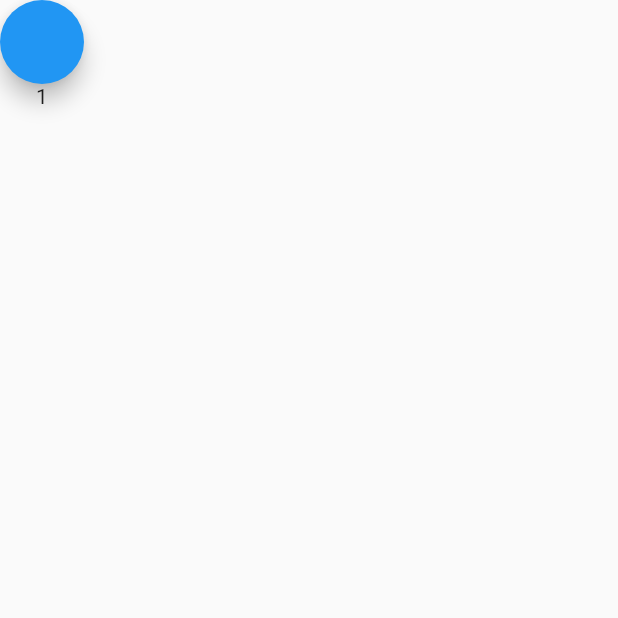
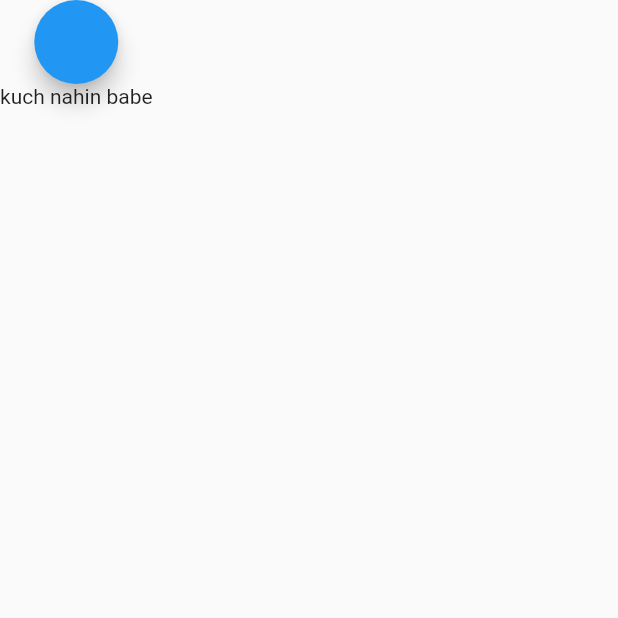
Before and after one commit to hashirawan01/weatherapp, a Flutter app: the screen it shows after launch, after a tap on the "home" icon, on a phone screen of 412 x 824 dp, the top half of it. Run offline on Flutter 3.47's test engine with Material 2 defaults, Android fonts, the phone set to English and light mode, and no system bars; network calls fail.

```diff
--- a/lib/Activities/home.dart
+++ b/lib/Activities/home.dart
@@ -12,20 +12,10 @@ class Home extends StatefulWidget {
 }
 
 class _HomeState extends State<Home> {
-  getData() async{
-    Uri url=Uri.parse("https://api.openweathermap.org/data/2.5/weather?lat=44.34&lon=10.99&appid=981719515a4bd2e4d4feb88a720a8774");
-    Response response=await get(url);
-    if (response.statusCode == 200) {
-      Map<String, dynamic> data = json.decode(response.body); // Decode JSON
-      print(data);
-    } else {
-      print("Request failed with status: ${response.statusCode}");
-    }
-  }
+
   int conter=1;
   @override
   void initState() {
-    getData();
     super.initState();
   }
   @override
@@ -38,10 +28,8 @@ class _HomeState extends State<Home> {
     return Scaffold(
       body:Column(
         children: [
-          FloatingActionButton(onPressed: ()=>setState(() {
-            conter+=1;
-          })),
-          Text("$conter"),
+          FloatingActionButton(onPressed: null),
+          Text("kuch nahin babe"),
         ],
       )
     );
--- a/lib/Activities/loading.dart
+++ b/lib/Activities/loading.dart
@@ -1,4 +1,5 @@
 import 'package:flutter/material.dart';
+import 'package:weatherapp/Model/model.dart';
 
 class Loading extends StatefulWidget {
   const Loading({Key? key}) : super(key: key);
@@ -8,6 +9,16 @@ class Loading extends StatefulWidget {
 }
 
 class _LoadingState extends State<Loading> {
+  void startApp()async{
+    Model model=Model(getlat: 44.34, getlang: 10.99);
+   await model.getData();
+    print(model.air_speed);
+  }
+  @override
+  void initState() {
+    startApp();
+    super.initState();
+  }
   @override
   Widget build(BuildContext context) {
     return Scaffold(
--- /dev/null
+++ b/lib/Model/model.dart
@@ -0,0 +1,55 @@
+import 'dart:convert';
+
+import 'package:http/http.dart';
+
+class Model{
+  late double getlat;
+  late double getlang;
+  Model({required this.getlat,required this.getlang}){
+    getlat=this.getlat;
+    getlang=this.getlang;
+
+  }
+  late String temp;
+  late String humidity;
+  late String air_speed;
+  late String description;
+  late String mainDescription;
+
+
+
+
+  Future <void>getData() async{
+    Uri url=Uri.parse("https://api.openweathermap.org/data/2.5/weather?lat=$getlat&lon=$getlang&appid=981719515a4bd2e4d4feb88a720a8774");
+    Response response=await get(url);
+    if (response.statusCode == 200) {
+      Map<String, dynamic> data = json.decode(response.body);
+      //getting data from different apis variables
+      Map temp_data=data['main'];
+      String gethumiidty=temp_data['humidity'].toString();
+      double gettemp=temp_data['temp'];
+
+
+      Map wind=data['wind'];
+      double getair_speed=wind['speed'];
+
+
+
+      List weather_data=data['weather'];
+      Map weather_main_data =weather_data[0];
+      String getmain_desc=weather_main_data['main'];
+      String getdesc=weather_main_data['description'];
+
+    //assigning values
+      temp=gettemp.toString();
+      humidity=gethumiidty;
+      air_speed=getair_speed.toString();
+      mainDescription=getmain_desc.toString();
+      description=getdesc.toString();
+
+
+    } else {
+      print("Request failed with status: ${response.statusCode}");
+    }
+  }
+}
```
